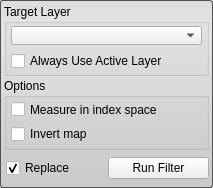
jessdtate/Seg3D, file Interface/ToolInterface/DistanceFilterInterface.ui: the form before one commit.
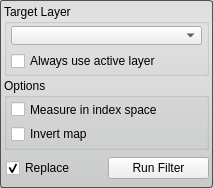
The form after the commit. Custom widgets are drawn as their Qt base class.

Commit message: fixed Threshold Tool: Move "Create Threshold Layer" button to b... fixed Tools/Filters: Inconsistent capitalization for groupboxes fixed Tools/Filters: Inconsistent capitalization for checkboxes

What changed in the file:
```diff
--- a/Interface/ToolInterface/DistanceFilterInterface.ui
+++ b/Interface/ToolInterface/DistanceFilterInterface.ui
@@ -91,7 +91,7 @@
          <item>
           <widget class="QCheckBox" name="use_active_layer_">
            <property name="text">
-            <string>Always Use Active Layer</string>
+            <string>Always use active layer</string>
            </property>
           </widget>
          </item>
```
The commit also changes 52 other files.
